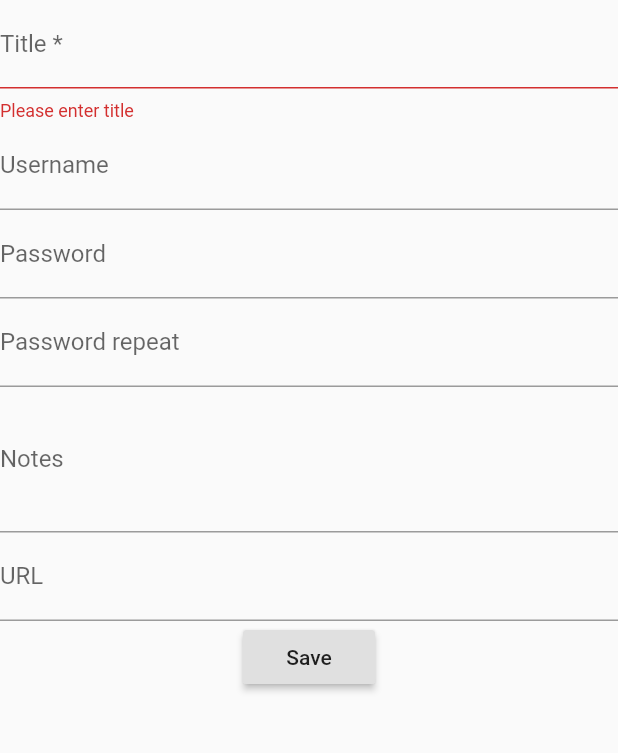
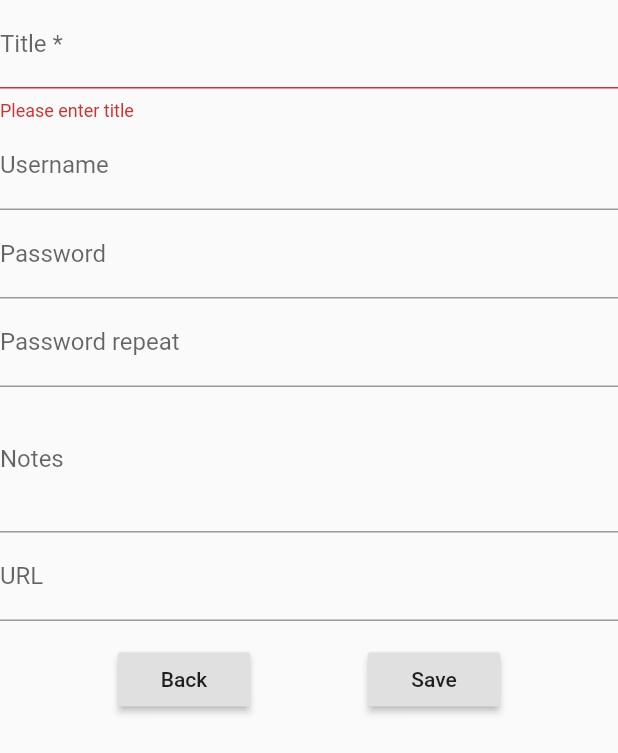
Before and after one commit to janos-gonye/pass-manager-frontend, a Flutter app: the ProfileForm widget shown alone on an empty page, opened directly, after a tap on "Save", on a phone screen of 412 x 824 dp. Shown: the top 753 px of the screen. Run offline on Flutter 3.47's test engine with Material 2 defaults, Android fonts, the phone set to English and light mode, and no system bars; our stand-ins replace flutter_secure_storage, shared_preferences; missing offline and left inert: flutter_string_encryption; accounts and stored records are empty.

```diff
--- a/lib/components/forms/profile.dart
+++ b/lib/components/forms/profile.dart
@@ -4,10 +4,10 @@ import 'package:pass_manager_frontend/services/profile.dart';
 
 class ProfileForm extends StatefulWidget {
   final Function callAfterSave;
-  final Function callIfEmpty;
+  final Function callIfCancelled;
 
   ProfileForm({
-    Key key, this.callAfterSave, this.callIfEmpty,
+    Key key, this.callAfterSave, this.callIfCancelled,
   }): super(key:key);
 
   @override
@@ -92,22 +92,30 @@ class _ProfileFormState extends State<ProfileForm> {
               return null;
             },
           ),
+          SizedBox(height: 15),
+          Row(
+            mainAxisAlignment: MainAxisAlignment.spaceEvenly,
+            children: <Widget>[
+              RaisedButton(
+                onPressed: () async {
+                  widget.callIfCancelled();
+                },
+                child: Text('Back'),
+              ),
               RaisedButton(
                 onPressed: () async {
                   if (_formKey.currentState.validate()) {
-                if (_profile.isEmpty()) {
-                  widget.callIfEmpty();
-                } else {
                     await _profileService.saveProfile(_profile);
                     String message = "Profile successfully saved";
                     widget.callAfterSave(message);
-                }
                   }
                 },
                 child: Text('Save'),
               ),
             ],
           )
+        ],
+      )
     );
   }
 }
--- a/lib/pages/profiles.dart
+++ b/lib/pages/profiles.dart
@@ -48,7 +48,7 @@ class _ProfilesPageState extends State<ProfilesPage> {
                             duration: Duration(seconds: 2),
                           ),
                         );
-                      }, callIfEmpty: () {
+                      }, callIfCancelled: () {
                         Navigator.of(context).pop();
                       }),
                   )
```
Lines whose indentation alone changed are shown as unchanged.
